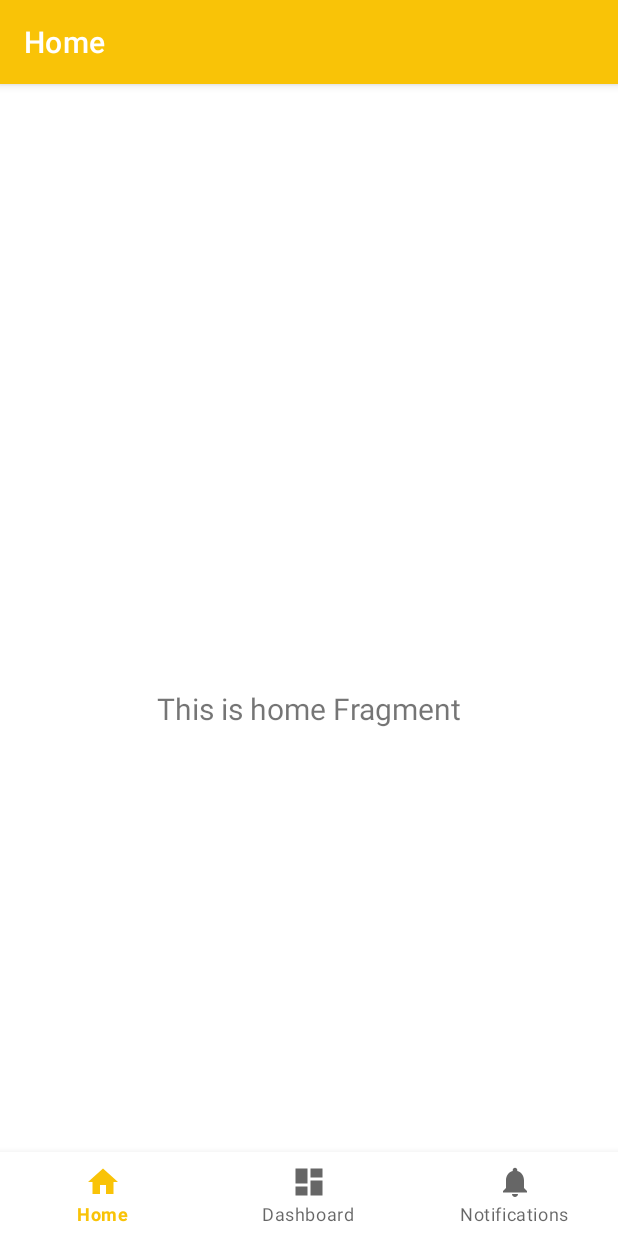
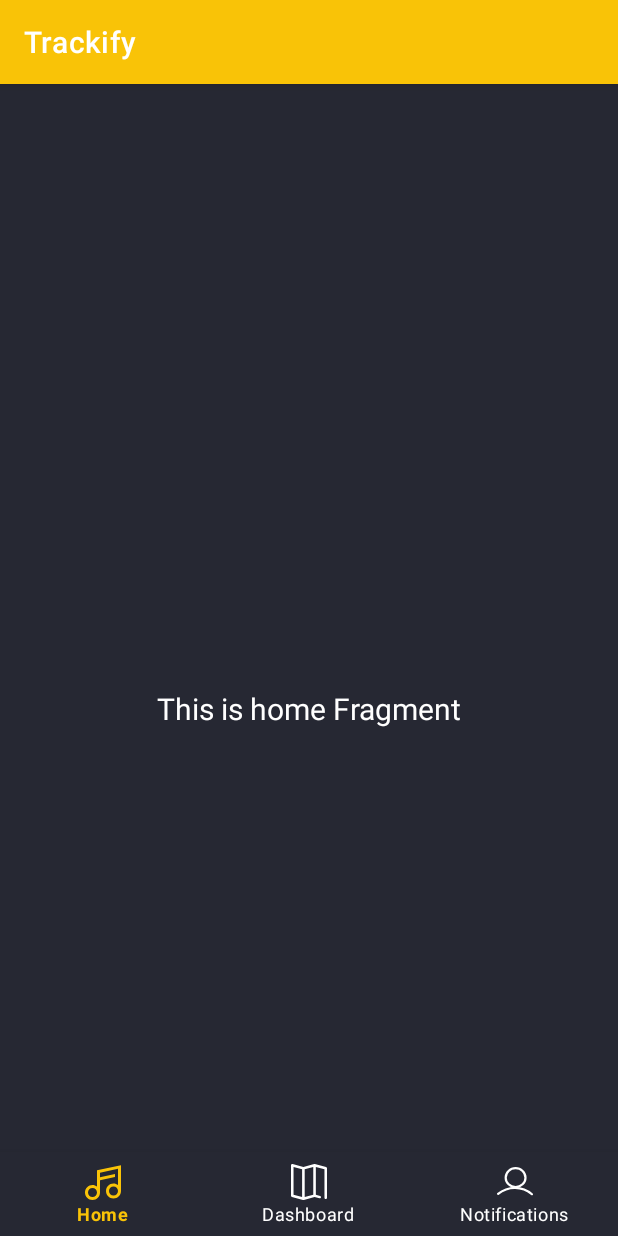
Before and after one commit to davidggondelludc/Trackify, an Android app: the screen it shows after launch (MainActivity), on a phone screen of 412 x 824 dp. Run offline under Robolectric (Android 15) with nearby library versions, the phone set to English and light mode, and no system bars; our stand-ins replace navigation-ui.

Commit message:
"appbar icons and color"

```diff
--- a/Trackify/app/src/main/java/com/apm/trackify/MainActivity.kt
+++ b/Trackify/app/src/main/java/com/apm/trackify/MainActivity.kt
@@ -24,12 +24,6 @@ class MainActivity : AppCompatActivity() {
         val navController = findNavController(R.id.nav_host_fragment_activity_main)
         // Passing each menu ID as a set of Ids because each
         // menu should be considered as top level destinations.
-        val appBarConfiguration = AppBarConfiguration(
-            setOf(
-                R.id.navigation_home, R.id.navigation_dashboard, R.id.navigation_notifications
-            )
-        )
-        setupActionBarWithNavController(navController, appBarConfiguration)
         navView.setupWithNavController(navController)
     }
 }
--- /dev/null
+++ b/Trackify/app/src/main/res/drawable/bottom_nav_icon_color_selector.xml
@@ -0,0 +1,6 @@
+<?xml version="1.0" encoding="utf-8"?>
+<selector xmlns:android="http://schemas.android.com/apk/res/android">
+    <item android:state_checked="true" android:color="@color/Golden_Poppy" />
+    <item android:state_pressed="true" android:state_enabled="true" android:color="@color/Golden_Poppy" />
+    <item android:color="@color/white" />
+</selector>
--- /dev/null
+++ b/Trackify/app/src/main/res/drawable/ic_map.xml
@@ -0,0 +1,9 @@
+<vector xmlns:android="http://schemas.android.com/apk/res/android"
+    android:width="290.138dp"
+    android:height="290.138dp"
+    android:viewportWidth="290.138"
+    android:viewportHeight="290.138">
+  <path
+      android:fillColor="#FF000000"
+      android:pathData="M282.568,24.849l-89.941,-24.27c-0.3,-0.082 -0.61,-0.082 -0.915,-0.136c-0.082,-0.016 -0.163,-0.022 -0.245,-0.038c-0.556,-0.082 -1.101,-0.142 -1.656,-0.136c-0.556,-0.005 -1.101,0.054 -1.656,0.136c-0.082,0.016 -0.163,0.022 -0.245,0.038c-0.305,0.054 -0.61,0.054 -0.915,0.136l-87.05,23.49L12.892,0.579C9.819,-0.244 6.533,0.394 4.01,2.333C1.482,4.262 0,7.27 0,10.452v244.965c0,4.621 3.1,8.669 7.563,9.874l88.502,23.883c0.441,0.169 0.894,0.256 1.357,0.365l0.093,0.022c0.098,0.027 0.202,0.016 0.305,0.038c0.632,0.12 1.259,0.311 1.907,0.311c0.076,0 0.153,-0.027 0.229,-0.033c0.076,0 0.153,0.033 0.229,0.033c0.648,0 1.27,-0.191 1.907,-0.311c0.098,-0.022 0.202,-0.011 0.305,-0.038l0.093,-0.022c0.463,-0.109 0.91,-0.196 1.357,-0.365l85.985,-23.202l39.614,10.691c6.501,1.755 12.892,-3.144 12.892,-9.874c0,-4.621 -3.1,-8.669 -7.563,-9.874l-34.568,-9.329V23.802l69.475,18.755v160.434v8.359v59.672c0,5.651 4.577,10.228 10.228,10.228s10.228,-4.577 10.228,-10.228v-59.677v-8.359V34.722C290.137,30.101 287.031,26.053 282.568,24.849zM89.494,266.211l-69.039,-18.63V23.802l69.039,18.63V266.211zM179.435,247.581l-69.039,18.63V42.433l69.039,-18.63V247.581z"/>
+</vector>
--- /dev/null
+++ b/Trackify/app/src/main/res/drawable/ic_profile.xml
@@ -0,0 +1,5 @@
+<vector android:height="32.5dp" android:viewportHeight="34"
+    android:viewportWidth="32.537" android:width="32.5dp" xmlns:android="http://schemas.android.com/apk/res/android">
+    <path android:fillColor="#FF000000" android:pathData="M31.537,29.609a0.991,0.991 0,0 1,-0.676 -0.264,21.817 21.817,0 0,0 -29.2,-0.349 1,1 0,1 1,-1.322 -1.5,23.814 23.814,0 0,1 31.875,0.377 1,1 0,0 1,-0.677 1.736Z"/>
+    <path android:fillColor="#FF000000" android:pathData="M16.8,4.93a7.949,7.949 0,1 1,-7.949 7.95,7.959 7.959,0 0,1 7.949,-7.95m0,-2a9.949,9.949 0,1 0,9.95 9.95,9.949 9.949,0 0,0 -9.95,-9.95Z"/>
+</vector>
--- a/Trackify/app/src/main/res/layout/activity_main.xml
+++ b/Trackify/app/src/main/res/layout/activity_main.xml
@@ -4,7 +4,8 @@
     android:id="@+id/container"
     android:layout_width="match_parent"
     android:layout_height="match_parent"
-    android:paddingTop="?attr/actionBarSize">
+    android:paddingTop="?attr/actionBarSize"
+    >
 
     <com.google.android.material.bottomnavigation.BottomNavigationView
         android:id="@+id/nav_view"
@@ -16,7 +17,10 @@
         app:layout_constraintBottom_toBottomOf="parent"
         app:layout_constraintLeft_toLeftOf="parent"
         app:layout_constraintRight_toRightOf="parent"
-        app:menu="@menu/bottom_nav_menu" />
+        app:menu="@menu/bottom_nav_menu"
+        app:itemIconTint="@drawable/bottom_nav_icon_color_selector"
+        app:itemTextColor="@drawable/bottom_nav_icon_color_selector"
+        app:itemRippleColor="@color/Golden_Poppy"/>
 
     <fragment
         android:id="@+id/nav_host_fragment_activity_main"
--- a/Trackify/app/src/main/res/menu/bottom_nav_menu.xml
+++ b/Trackify/app/src/main/res/menu/bottom_nav_menu.xml
@@ -3,17 +3,17 @@
 
     <item
         android:id="@+id/navigation_home"
-        android:icon="@drawable/ic_home_black_24dp"
+        android:icon="@drawable/ic_musical_note"
         android:title="@string/title_home" />
 
     <item
         android:id="@+id/navigation_dashboard"
-        android:icon="@drawable/ic_dashboard_black_24dp"
+        android:icon="@drawable/ic_map"
         android:title="@string/title_dashboard" />
 
     <item
         android:id="@+id/navigation_notifications"
-        android:icon="@drawable/ic_notifications_black_24dp"
+        android:icon="@drawable/ic_profile"
         android:title="@string/title_notifications" />
 
 </menu>
--- a/Trackify/app/src/main/res/values-night/themes.xml
+++ b/Trackify/app/src/main/res/values-night/themes.xml
@@ -15,6 +15,7 @@
         <item name="android:statusBarColor" tools:targetApi="l">?attr/colorPrimaryVariant</item>
 
         <!-- Customize your theme here. -->
-        <item name="android:windowBackground">@color/Rich_Black</item>
+        <item name="android:windowBackground">@color/Raisin_Black</item>
+        <item name="android:textColor">@color/white</item>
     </style>
 </resources>
--- a/Trackify/app/src/main/res/values/themes.xml
+++ b/Trackify/app/src/main/res/values/themes.xml
@@ -15,7 +15,7 @@
         <item name="android:statusBarColor" tools:targetApi="l">?attr/colorPrimaryVariant</item>
 
         <!-- Customize your theme here. -->
-        <!--<item name="android:windowBackground">@color/Rich_Black</item>
-        <item name="android:textColor">@color/white</item>-->
+        <item name="android:windowBackground">@color/Raisin_Black</item>
+        <item name="android:textColor">@color/white</item>
    </style>
 </resources>
```
